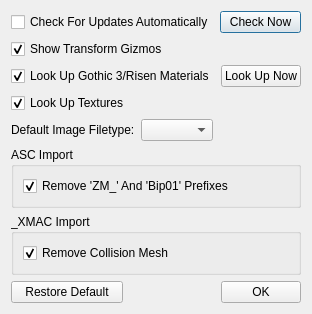
Before: the Qt Designer form Rimy3D/source/preferencesdialog.ui in Baltram/rmtools, drawn with Qt 5.
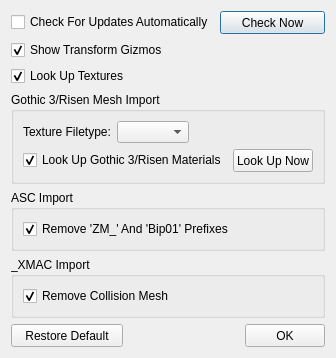
After: the same form once the commit is applied.

Commit message: Rimy3D 1.1 with CLI interface, updated Blender plug-in, and better Genome material lookup.

The edit to the form file:
```diff
--- a/Rimy3D/source/preferencesdialog.ui
+++ b/Rimy3D/source/preferencesdialog.ui
@@ -7,7 +7,7 @@
     <x>0</x>
     <y>0</y>
     <width>310</width>
-    <height>291</height>
+    <height>324</height>
    </rect>
   </property>
   <property name="windowTitle">
@@ -25,6 +25,12 @@
      </item>
      <item>
       <widget class="QPushButton" name="pbUpdate">
+       <property name="minimumSize">
+        <size>
+         <width>0</width>
+         <height>23</height>
+        </size>
+       </property>
        <property name="text">
         <string>Check Now</string>
        </property>
@@ -42,27 +48,6 @@
      </property>
     </widget>
    </item>
-   <item>
-    <layout class="QHBoxLayout" name="hl3">
-     <item>
-      <widget class="QCheckBox" name="cbLookUpMaterials">
-       <property name="text">
-        <string>Look Up Gothic 3/Risen Materials</string>
-       </property>
-       <property name="checked">
-        <bool>true</bool>
-       </property>
-      </widget>
-     </item>
-     <item>
-      <widget class="QPushButton" name="pbLookUpMaterials">
-       <property name="text">
-        <string>Look Up Now</string>
-       </property>
-      </widget>
-     </item>
-    </layout>
-   </item>
    <item>
     <widget class="QCheckBox" name="cbLookUpTextures">
      <property name="text">
@@ -74,11 +59,17 @@
     </widget>
    </item>
    <item>
+    <widget class="QGroupBox" name="gbGenome">
+     <property name="title">
+      <string>Gothic 3/Risen Mesh Import</string>
+     </property>
+     <layout class="QVBoxLayout" name="verticalLayout_4">
+      <item>
     <layout class="QHBoxLayout" name="hl2">
      <item>
       <widget class="QLabel" name="lbImgExt">
        <property name="text">
-        <string>Default Image Filetype:</string>
+           <string>Texture Filetype:</string>
        </property>
       </widget>
      </item>
@@ -101,6 +92,36 @@
     </layout>
    </item>
    <item>
+       <layout class="QHBoxLayout" name="hl3">
+        <item>
+         <widget class="QCheckBox" name="cbLookUpMaterials">
+          <property name="text">
+           <string>Look Up Gothic 3/Risen Materials</string>
+          </property>
+          <property name="checked">
+           <bool>true</bool>
+          </property>
+         </widget>
+        </item>
+        <item>
+         <widget class="QPushButton" name="pbLookUpMaterials">
+          <property name="minimumSize">
+           <size>
+            <width>0</width>
+            <height>23</height>
+           </size>
+          </property>
+          <property name="text">
+           <string>Look Up Now</string>
+          </property>
+         </widget>
+        </item>
+       </layout>
+      </item>
+     </layout>
+    </widget>
+   </item>
+   <item>
     <widget class="QGroupBox" name="gbAscImport">
      <property name="title">
       <string>ASC Import</string>
@@ -142,6 +163,12 @@
     <layout class="QHBoxLayout" name="hl1">
      <item>
       <widget class="QPushButton" name="pbRestoreDefaults">
+       <property name="minimumSize">
+        <size>
+         <width>0</width>
+         <height>23</height>
+        </size>
+       </property>
        <property name="text">
         <string>   Restore Default   </string>
        </property>
@@ -162,6 +189,12 @@
      </item>
      <item>
       <widget class="QPushButton" name="pbOk">
+       <property name="minimumSize">
+        <size>
+         <width>0</width>
+         <height>23</height>
+        </size>
+       </property>
        <property name="text">
         <string>OK</string>
        </property>
```
Lines whose indentation alone changed are shown as unchanged. The commit also changes 43 other files.
